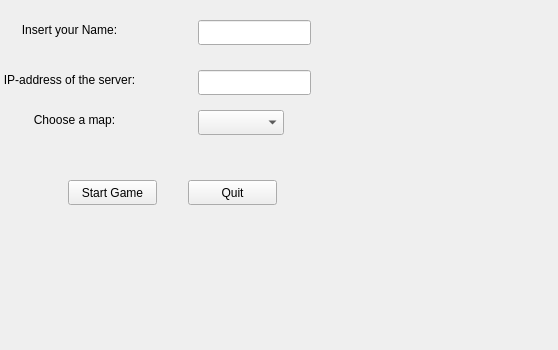
tglane/asteroids, file view2D/StartingDialog.ui: the form before one commit; both pictures show x 242 to 800 and y 250 to 600 of the 800 by 600 pixel window.
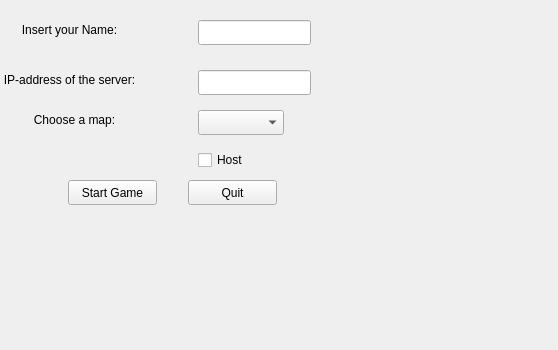
The form after the commit.

Commit message: Added TcpClient in StartingWindow

```diff
--- a/view2D/StartingDialog.ui
+++ b/view2D/StartingDialog.ui
@@ -141,6 +141,19 @@
      <set>Qt::AlignCenter</set>
     </property>
    </widget>
+   <widget class="QCheckBox" name="checkBox">
+    <property name="geometry">
+     <rect>
+      <x>440</x>
+      <y>400</y>
+      <width>85</width>
+      <height>20</height>
+     </rect>
+    </property>
+    <property name="text">
+     <string>Host</string>
+    </property>
+   </widget>
   </widget>
   <widget class="QMenuBar" name="menubar">
    <property name="geometry">
```
The commit also changes 8 other files.
